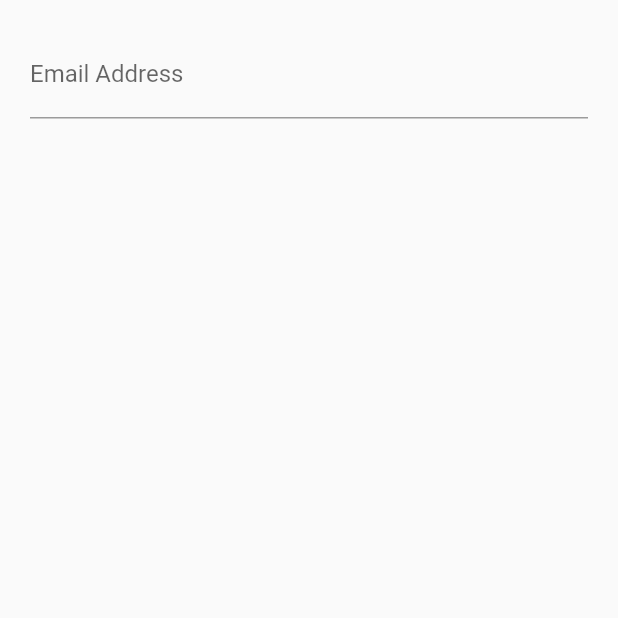
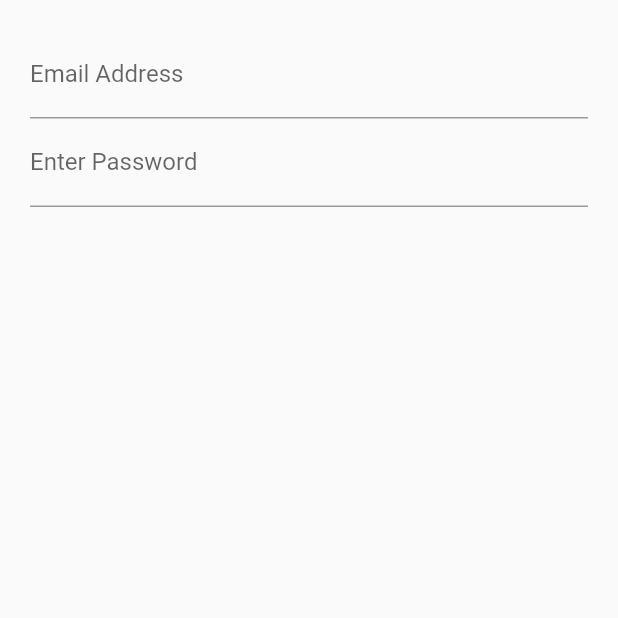
Before and after one commit to duliodenis/login-stateful, a Flutter app: the screen it shows after launch, on a phone screen of 412 x 824 dp, the top half of it. Run offline on Flutter 3.47's test engine with Material 2 defaults, Android fonts, the phone set to English and light mode, and no system bars.

Commit message:
Added a TextFormField for the password with obscureText

```diff
--- a/login_stateful/lib/src/screens/login_screen.dart
+++ b/login_stateful/lib/src/screens/login_screen.dart
@@ -14,7 +14,7 @@ class LoginScreenState extends State<LoginScreen> {
          child: Column(
            children: [
              emailField(),
-            //  passwordField(),
+             passwordField(),
             //  submitButton(),
            ],
          )
@@ -33,7 +33,13 @@ class LoginScreenState extends State<LoginScreen> {
   }
 
   Widget passwordField() {
-
+    return TextFormField(
+      obscureText: true,
+      decoration: InputDecoration(
+        labelText: 'Enter Password',
+        hintText: 'Password',
+      ),
+    );
   }
 
   Widget submitButton() {
```
Also changed, not shown: 2 other files.
